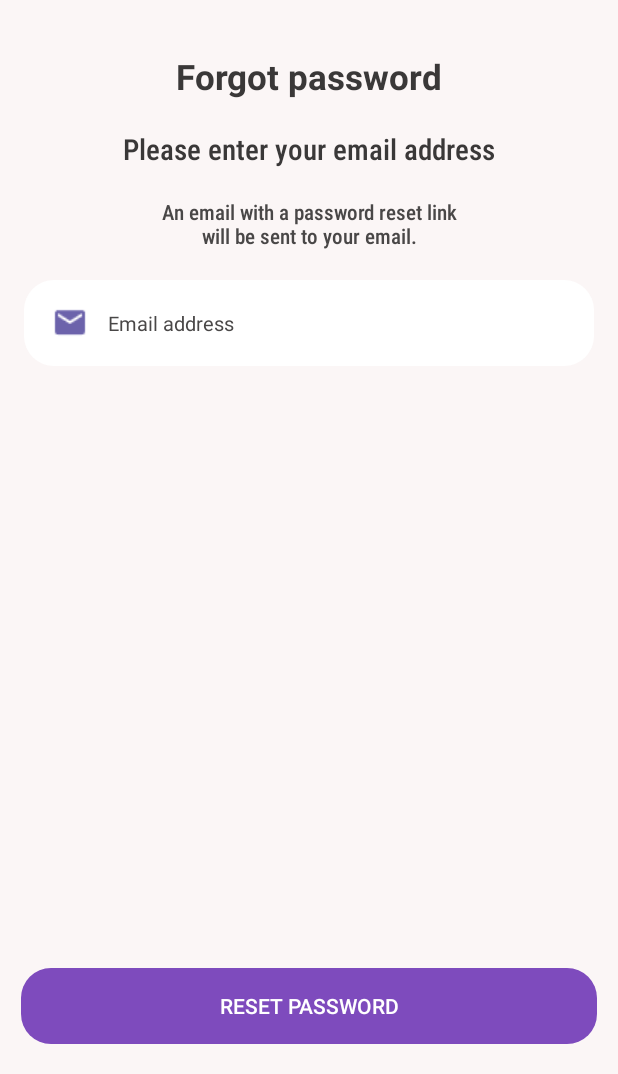
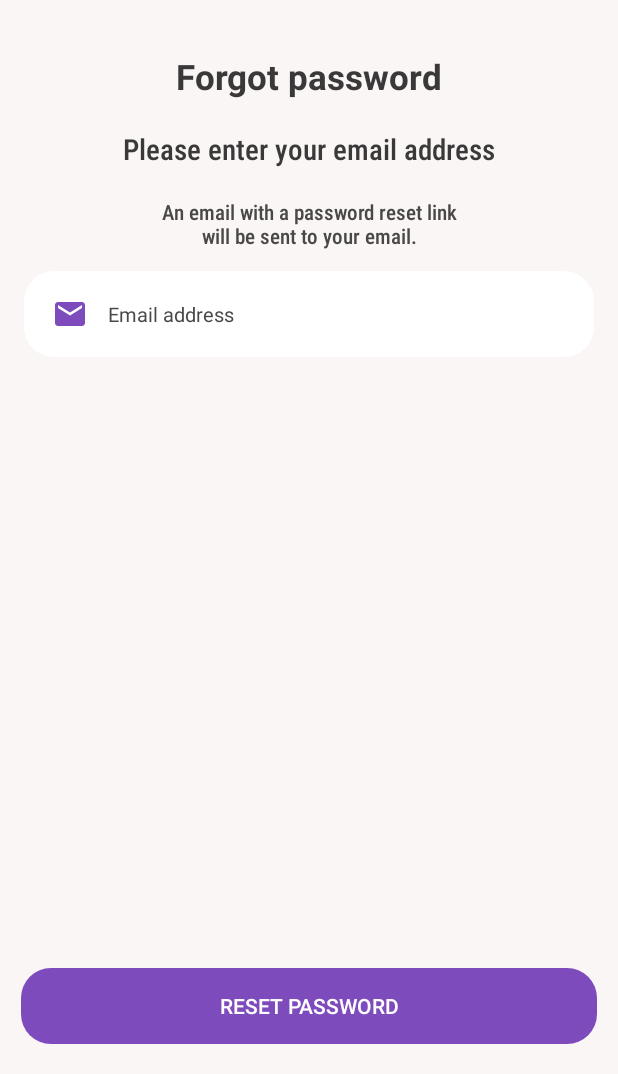
Before and after one commit to MohammadWaqarYounas/Family_Tracker_Application, an Android app: the ForgotPasswordScreen screen opened directly, with no data from a screen before it, on a phone screen of 412 x 824 dp, the part 162-1236 px from its top. Run offline under Robolectric (Android 15) with nearby library versions, the phone set to English and light mode, and no system bars; our stand-ins replace sdp/ssp sizes.

```diff
--- /dev/null
+++ b/app/src/main/res/drawable/ic_email.xml
@@ -0,0 +1,5 @@
+<vector android:height="24dp" android:tint="#000000"
+    android:viewportHeight="24" android:viewportWidth="24"
+    android:width="24dp" xmlns:android="http://schemas.android.com/apk/res/android">
+    <path android:fillColor="@android:color/white" android:pathData="M20,4L4,4c-1.1,0 -1.99,0.9 -1.99,2L2,18c0,1.1 0.9,2 2,2h16c1.1,0 2,-0.9 2,-2L22,6c0,-1.1 -0.9,-2 -2,-2zM20,8l-8,5 -8,-5L4,6l8,5 8,-5v2z"/>
+</vector>
--- a/app/src/main/res/layout/activity_main.xml
+++ b/app/src/main/res/layout/activity_main.xml
@@ -44,9 +44,9 @@
         android:layout_below="@id/email"
         android:background="@drawable/rounded_corner"
         android:backgroundTint="@color/white"
-        android:drawableStart="@drawable/emailicon"
+        android:drawableStart="@drawable/ic_email"
+        android:drawablePadding="@dimen/_10sdp"
         android:drawableTint="@color/purple"
-        android:drawablePadding="@dimen/_10sdp"
         android:hint="Email address"
         android:padding="@dimen/_15sdp"
         android:textColor="@color/DarkGray"
--- a/app/src/main/res/layout/fragment_forgot_password_screen.xml
+++ b/app/src/main/res/layout/fragment_forgot_password_screen.xml
@@ -48,16 +48,18 @@
         android:textColor="@color/DarkGray"
         android:textSize="@dimen/_11ssp"
         android:gravity="center"/>
+
     <EditText
         android:id="@+id/EnterEmail"
         android:layout_width="match_parent"
         android:layout_height="@dimen/_45sdp"
         android:layout_below="@id/text2"
+        android:layout_marginTop="@dimen/_10sdp"
         android:background="@drawable/rounded_corner"
         android:backgroundTint="@color/white"
-        android:drawableStart="@drawable/emailicon"
-        android:layout_marginTop="@dimen/_15sdp"
+        android:drawableStart="@drawable/ic_email"
         android:drawablePadding="@dimen/_10sdp"
+        android:drawableTint="@color/purple"
         android:hint="Email address"
         android:padding="@dimen/_15sdp"
         android:textColor="@color/DarkGray"
```
